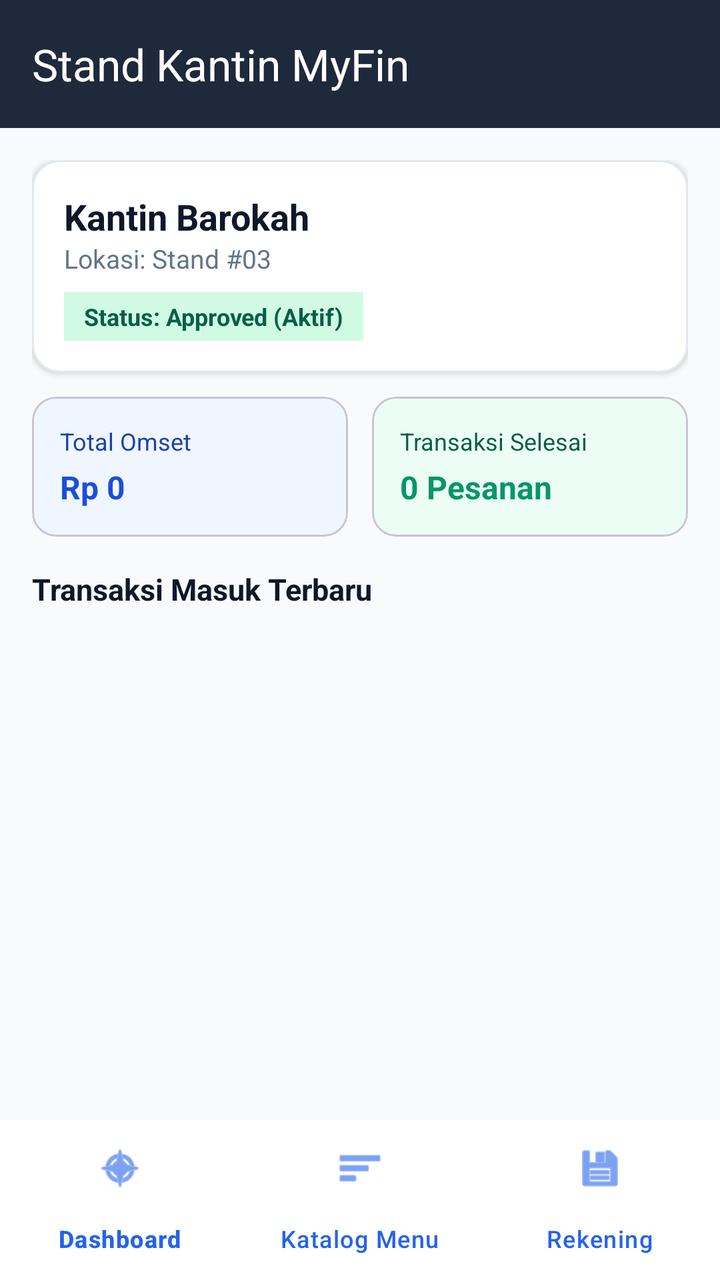
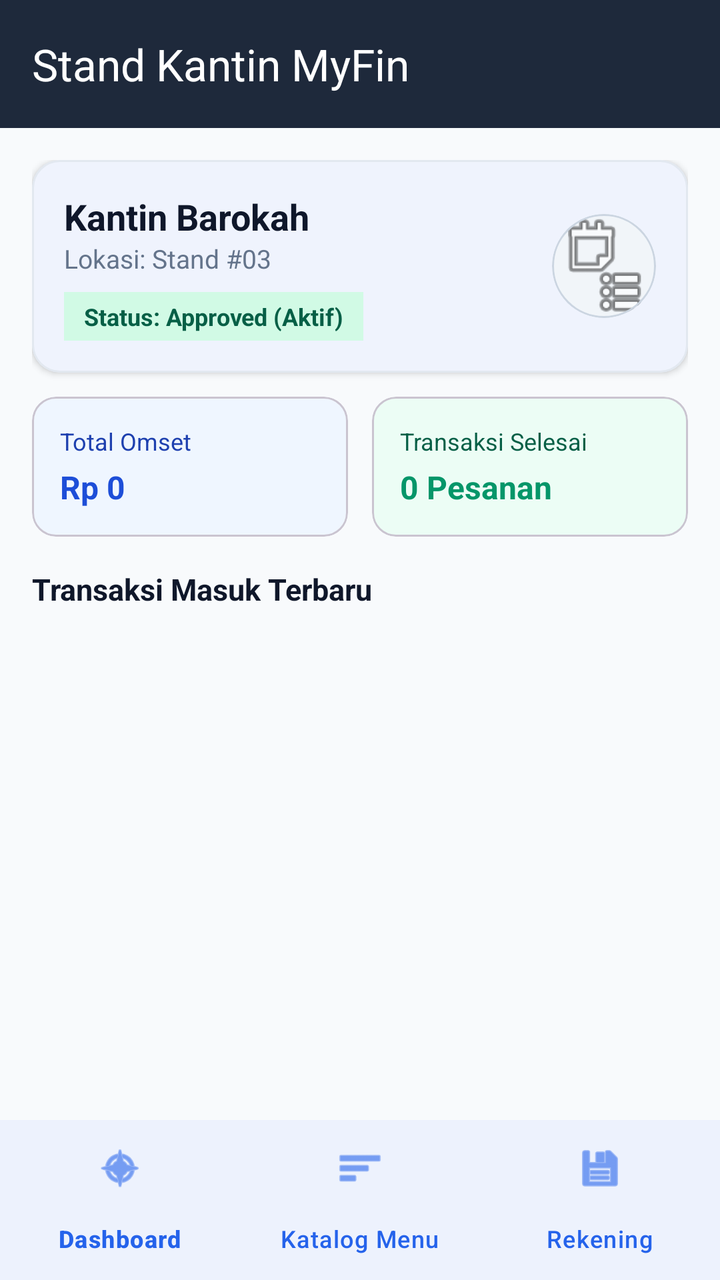

Screens rendered from an Android XML layout before and after an edit, with the pre-edit source and the edit as a unified diff.
<!-- AndroidManifest.xml: application theme Theme.PmlUts -->
<!-- res/layout/activity_kantin_main.xml -->
<?xml version="1.0" encoding="utf-8"?>
<LinearLayout xmlns:android="http://schemas.android.com/apk/res/android"
    xmlns:app="http://schemas.android.com/apk/res-auto"
    android:layout_width="match_parent"
    android:layout_height="match_parent"
    android:orientation="vertical"
    android:background="#F8FAFC">

    
    <com.google.android.material.appbar.MaterialToolbar
        android:id="@+id/toolbarKantin"
        android:layout_width="match_parent"
        android:layout_height="?attr/actionBarSize"
        android:background="#1E293B"
        app:title="Stand Kantin MyFin"
        app:titleTextColor="#FFFFFF" />

    
    <FrameLayout
        android:id="@+id/kantinContentContainer"
        android:layout_width="match_parent"
        android:layout_height="0dp"
        android:layout_weight="1">

        
        <ScrollView
            android:id="@+id/viewKantinDashboard"
            android:layout_width="match_parent"
            android:layout_height="match_parent">

            <LinearLayout
                android:layout_width="match_parent"
                android:layout_height="wrap_content"
                android:orientation="vertical"
                android:padding="16dp">

                
                <com.google.android.material.card.MaterialCardView
                    android:layout_width="match_parent"
                    android:layout_height="wrap_content"
                    app:cardCornerRadius="14dp"
                    app:cardElevation="2dp"
                    app:strokeColor="#E2E8F0"
                    app:strokeWidth="1dp"
                    app:cardBackgroundColor="#FFFFFF">

                    <LinearLayout
                        android:layout_width="match_parent"
                        android:layout_height="wrap_content"
                        android:orientation="vertical"
                        android:padding="16dp">

                        <TextView
                            android:id="@+id/tvKantinDashboardNama"
                            android:layout_width="wrap_content"
                            android:layout_height="wrap_content"
                            android:text="Kantin Barokah"
                            android:textColor="#0F172A"
                            android:textSize="18sp"
                            android:textStyle="bold" />

                        <TextView
                            android:id="@+id/tvKantinDashboardStand"
                            android:layout_width="wrap_content"
                            android:layout_height="wrap_content"
                            android:text="Lokasi: Stand #03"
                            android:textColor="#64748B"
                            android:textSize="13sp" />

                        <TextView
                            android:id="@+id/tvKantinDashboardStatus"
                            android:layout_width="wrap_content"
                            android:layout_height="wrap_content"
                            android:layout_marginTop="8dp"
                            android:background="#D1FAE5"
                            android:paddingHorizontal="10dp"
                            android:paddingVertical="4dp"
                            android:text="Status: Approved (Aktif)"
                            android:textColor="#065F46"
                            android:textSize="12sp"
                            android:textStyle="bold" />
                    </LinearLayout>
                </com.google.android.material.card.MaterialCardView>

                
                <LinearLayout
                    android:layout_width="match_parent"
                    android:layout_height="wrap_content"
                    android:layout_marginTop="12dp"
                    android:orientation="horizontal">

                    
                    <com.google.android.material.card.MaterialCardView
                        android:layout_width="0dp"
                        android:layout_height="wrap_content"
                        android:layout_weight="1"
                        android:layout_marginEnd="6dp"
                        app:cardCornerRadius="12dp"
                        app:cardBackgroundColor="#EFF6FF">

                        <LinearLayout
                            android:layout_width="match_parent"
                            android:layout_height="wrap_content"
                            android:orientation="vertical"
                            android:padding="14dp">

                            <TextView
                                android:layout_width="wrap_content"
                                android:layout_height="wrap_content"
                                android:text="Total Omset"
                                android:textColor="#1E40AF"
                                android:textSize="12sp" />

                            <TextView
                                android:id="@+id/tvKantinTotalRevenue"
                                android:layout_width="wrap_content"
                                android:layout_height="wrap_content"
                                android:layout_marginTop="4dp"
                                android:text="Rp 0"
                                android:textColor="#1D4ED8"
                                android:textSize="16sp"
                                android:textStyle="bold" />
                        </LinearLayout>
                    </com.google.android.material.card.MaterialCardView>

                    
                    <com.google.android.material.card.MaterialCardView
                        android:layout_width="0dp"
                        android:layout_height="wrap_content"
                        android:layout_weight="1"
                        android:layout_marginStart="6dp"
                        app:cardCornerRadius="12dp"
                        app:cardBackgroundColor="#ECFDF5">

                        <LinearLayout
                            android:layout_width="match_parent"
                            android:layout_height="wrap_content"
                            android:orientation="vertical"
                            android:padding="14dp">

                            <TextView
                                android:layout_width="wrap_content"
                                android:layout_height="wrap_content"
                                android:text="Transaksi Selesai"
                                android:textColor="#065F46"
                                android:textSize="12sp" />

                            <TextView
                                android:id="@+id/tvKantinTotalOrders"
                                android:layout_width="wrap_content"
                                android:layout_height="wrap_content"
                                android:layout_marginTop="4dp"
                                android:text="0 Pesanan"
                                android:textColor="#059669"
                                android:textSize="16sp"
                                android:textStyle="bold" />
                        </LinearLayout>
                    </com.google.android.material.card.MaterialCardView>
                </LinearLayout>

                <TextView
                    android:layout_width="wrap_content"
                    android:layout_height="wrap_content"
                    android:layout_marginTop="16dp"
                    android:text="Transaksi Masuk Terbaru"
                    android:textColor="#0F172A"
                    android:textSize="15sp"
                    android:textStyle="bold" />

                <androidx.recyclerview.widget.RecyclerView
                    android:id="@+id/rvKantinRecentTrx"
                    android:layout_width="match_parent"
                    android:layout_height="wrap_content"
                    android:layout_marginTop="8dp"
                    android:nestedScrollingEnabled="false" />

            </LinearLayout>
        </ScrollView>

        
        <LinearLayout
            android:id="@+id/viewKantinMenu"
            android:layout_width="match_parent"
            android:layout_height="match_parent"
            android:orientation="vertical"
            android:visibility="gone">

            <LinearLayout
                android:layout_width="match_parent"
                android:layout_height="wrap_content"
                android:paddingHorizontal="16dp"
                android:paddingVertical="8dp"
                android:background="#FFFFFF">

                <AutoCompleteTextView
                    android:id="@+id/actvKantinMenuSearch"
                    android:layout_width="match_parent"
                    android:layout_height="42dp"
                    android:background="@drawable/bg_search_input"
                    android:hint="Cari menu makanan / minuman..."
                    android:paddingHorizontal="12dp"
                    android:textSize="13sp" />
            </LinearLayout>

            <RelativeLayout
                android:layout_width="match_parent"
                android:layout_height="match_parent">

                <androidx.recyclerview.widget.RecyclerView
                    android:id="@+id/rvKantinMenuList"
                    android:layout_width="match_parent"
                    android:layout_height="match_parent"
                    android:clipToPadding="false"
                    android:paddingBottom="72dp" />

                <com.google.android.material.floatingactionbutton.ExtendedFloatingActionButton
                    android:id="@+id/fabAddMenu"
                    android:layout_width="wrap_content"
                    android:layout_height="wrap_content"
                    android:layout_alignParentBottom="true"
                    android:layout_alignParentEnd="true"
                    android:layout_margin="16dp"
                    android:text="Tambah Menu"
                    android:textColor="#FFFFFF"
                    app:icon="@android:drawable/ic_input_add"
                    app:iconTint="#FFFFFF"
                    android:backgroundTint="#2563EB" />
            </RelativeLayout>
        </LinearLayout>

        
        <ScrollView
            android:id="@+id/viewKantinRekening"
            android:layout_width="match_parent"
            android:layout_height="match_parent"
            android:visibility="gone">

            <LinearLayout
                android:layout_width="match_parent"
                android:layout_height="wrap_content"
                android:orientation="vertical"
                android:padding="20dp">

                <TextView
                    android:layout_width="wrap_content"
                    android:layout_height="wrap_content"
                    android:text="Rekening Pencairan Dana Stand"
                    android:textColor="#0F172A"
                    android:textSize="18sp"
                    android:textStyle="bold" />

                <TextView
                    android:layout_width="wrap_content"
                    android:layout_height="wrap_content"
                    android:layout_marginTop="4dp"
                    android:text="Hasil transaksi penjualan dari checkout POS otomatis disalurkan ke rekening ini."
                    android:textColor="#64748B"
                    android:textSize="13sp" />

                <com.google.android.material.card.MaterialCardView
                    android:layout_width="match_parent"
                    android:layout_height="wrap_content"
                    android:layout_marginTop="16dp"
                    app:cardCornerRadius="14dp"
                    app:cardElevation="2dp"
                    app:cardBackgroundColor="#FFFFFF"
                    app:strokeColor="#E2E8F0"
                    app:strokeWidth="1dp">

                    <LinearLayout
                        android:layout_width="match_parent"
                        android:layout_height="wrap_content"
                        android:orientation="vertical"
                        android:padding="16dp">

                        <TextView
                            android:layout_width="wrap_content"
                            android:layout_height="wrap_content"
                            android:text="Pilih Bank Pencairan Dana:"
                            android:textColor="#334155"
                            android:textSize="13sp"
                            android:textStyle="bold" />

                        
                        <Spinner
                            android:id="@+id/spnKantinBank"
                            android:layout_width="match_parent"
                            android:layout_height="46dp"
                            android:layout_marginTop="6dp"
                            android:background="@drawable/bg_search_input" />

                        <com.google.android.material.textfield.TextInputLayout
                            android:layout_width="match_parent"
                            android:layout_height="wrap_content"
                            android:layout_marginTop="12dp"
                            android:hint="Nomor Rekening"
                            style="@style/Widget.MaterialComponents.TextInputLayout.OutlinedBox">

                            <com.google.android.material.textfield.TextInputEditText
                                android:id="@+id/edtKantinNoRek"
                                android:layout_width="match_parent"
                                android:layout_height="wrap_content"
                                android:inputType="number" />
                        </com.google.android.material.textfield.TextInputLayout>

                        <com.google.android.material.textfield.TextInputLayout
                            android:layout_width="match_parent"
                            android:layout_height="wrap_content"
                            android:layout_marginTop="12dp"
                            android:hint="Nama Pemilik Rekening (Atas Nama)"
                            style="@style/Widget.MaterialComponents.TextInputLayout.OutlinedBox">

                            <com.google.android.material.textfield.TextInputEditText
                                android:id="@+id/edtKantinAtasNama"
                                android:layout_width="match_parent"
                                android:layout_height="wrap_content" />
                        </com.google.android.material.textfield.TextInputLayout>

                            <TextView
                            android:id="@+id/tvKantinAutofillSandbox"
                            android:layout_width="wrap_content"
                            android:layout_height="wrap_content"
                            android:layout_gravity="end"
                            android:layout_marginTop="8dp"
                            android:text="Gunakan Nomor Kartu Sandbox Demo"
                            android:textColor="#2563EB"
                            android:textSize="12sp"
                            android:textStyle="bold" />

                        <Button
                            android:id="@+id/btnSaveRekeningKantin"
                            android:layout_width="match_parent"
                            android:layout_height="48dp"
                            android:layout_marginTop="16dp"
                            android:text="SIMPAN REKENING"
                            android:textStyle="bold"
                            android:backgroundTint="#2563EB" />

                    </LinearLayout>
                </com.google.android.material.card.MaterialCardView>

            </LinearLayout>
        </ScrollView>

    </FrameLayout>

    
    <com.google.android.material.bottomnavigation.BottomNavigationView
        android:id="@+id/kantinBottomNav"
        android:layout_width="match_parent"
        android:layout_height="wrap_content"
        android:background="#FFFFFF"
        app:itemIconTint="#2563EB"
        app:itemTextColor="#2563EB"
        app:menu="@menu/menu_kantin_bottom" />

</LinearLayout>
<!-- resources referenced by this layout -->
<resources>
  <!-- drawable bg_search_input (drawable) -->
  <?xml version="1.0" encoding="utf-8"?>
  <shape xmlns:android="http://schemas.android.com/apk/res/android"
      android:shape="rectangle">
      <solid android:color="#F1F5F9" />
      <corners android:radius="8dp" />
      <stroke android:width="1dp" android:color="#E2E8F0" />
  </shape>
  <style name="Theme.PmlUts" parent="Theme.Material3.DayNight.NoActionBar">
          
          <item name="colorPrimary">#2563EB</item>
          <item name="colorPrimaryVariant">#1D4ED8</item>
          <item name="colorOnPrimary">#FFFFFF</item>
          
          <item name="colorSecondary">#10B981</item>
          <item name="colorSecondaryVariant">#059669</item>
          <item name="colorOnSecondary">#FFFFFF</item>
          
          <item name="android:statusBarColor">#1E293B</item>
          <item name="android:windowLightStatusBar">false</item>
      </style>
</resources>

<!-- the commit's change to res/layout/activity_kantin_main.xml (unified diff, before → after) -->
@@ -47,38 +47,63 @@
                     <LinearLayout
                         android:layout_width="match_parent"
                         android:layout_height="wrap_content"
-                        android:orientation="vertical"
+                        android:orientation="horizontal"
+                        android:gravity="center_vertical"
                         android:padding="16dp">
 
-                        <TextView
-                            android:id="@+id/tvKantinDashboardNama"
-                            android:layout_width="wrap_content"
-                            android:layout_height="wrap_content"
-                            android:text="Kantin Barokah"
-                            android:textColor="#0F172A"
-                            android:textSize="18sp"
-                            android:textStyle="bold" />
-
-                        <TextView
-                            android:id="@+id/tvKantinDashboardStand"
-                            android:layout_width="wrap_content"
-                            android:layout_height="wrap_content"
-                            android:text="Lokasi: Stand #03"
-                            android:textColor="#64748B"
-                            android:textSize="13sp" />
-
-                        <TextView
-                            android:id="@+id/tvKantinDashboardStatus"
-                            android:layout_width="wrap_content"
-                            android:layout_height="wrap_content"
-                            android:layout_marginTop="8dp"
-                            android:background="#D1FAE5"
-                            android:paddingHorizontal="10dp"
-                            android:paddingVertical="4dp"
-                            android:text="Status: Approved (Aktif)"
-                            android:textColor="#065F46"
-                            android:textSize="12sp"
-                            android:textStyle="bold" />
+                        <LinearLayout
+                            android:layout_width="0dp"
+                            android:layout_height="wrap_content"
+                            android:layout_weight="1"
+                            android:orientation="vertical">
+
+                            <TextView
+                                android:id="@+id/tvKantinDashboardNama"
+                                android:layout_width="wrap_content"
+                                android:layout_height="wrap_content"
+                                android:text="Kantin Barokah"
+                                android:textColor="#0F172A"
+                                android:textSize="18sp"
+                                android:textStyle="bold" />
+
+                            <TextView
+                                android:id="@+id/tvKantinDashboardStand"
+                                android:layout_width="wrap_content"
+                                android:layout_height="wrap_content"
+                                android:text="Lokasi: Stand #03"
+                                android:textColor="#64748B"
+                                android:textSize="13sp" />
+
+                            <TextView
+                                android:id="@+id/tvKantinDashboardStatus"
+                                android:layout_width="wrap_content"
+                                android:layout_height="wrap_content"
+                                android:layout_marginTop="8dp"
+                                android:background="#D1FAE5"
+                                android:paddingHorizontal="10dp"
+                                android:paddingVertical="4dp"
+                                android:text="Status: Approved (Aktif)"
+                                android:textColor="#065F46"
+                                android:textSize="12sp"
+                                android:textStyle="bold" />
+                        </LinearLayout>
+
+                        <com.google.android.material.card.MaterialCardView
+                            android:layout_width="52dp"
+                            android:layout_height="52dp"
+                            app:cardCornerRadius="26dp"
+                            app:cardElevation="0dp"
+                            app:strokeWidth="1dp"
+                            app:strokeColor="#CBD5E1"
+                            app:cardBackgroundColor="#F1F5F9">
+
+                            <ImageView
+                                android:id="@+id/imgKantinProfile"
+                                android:layout_width="match_parent"
+                                android:layout_height="match_parent"
+                                android:scaleType="centerCrop"
+                                android:src="@android:drawable/ic_menu_agenda" />
+                        </com.google.android.material.card.MaterialCardView>
                     </LinearLayout>
                 </com.google.android.material.card.MaterialCardView>
 
@@ -256,6 +281,119 @@
                     android:text="Hasil transaksi penjualan dari checkout POS otomatis disalurkan ke rekening ini."
                     android:textColor="#64748B"
                     android:textSize="13sp" />
+                
+                <com.google.android.material.card.MaterialCardView
+                    android:id="@+id/cardKantinRekeningVisual"
+                    android:layout_width="match_parent"
+                    android:layout_height="190dp"
+                    android:layout_marginTop="16dp"
+                    app:cardCornerRadius="16dp"
+                    app:cardElevation="6dp"
+                    app:strokeWidth="0dp"
+                    app:cardBackgroundColor="#1E3A8A">
+
+                    <RelativeLayout
+                        android:layout_width="match_parent"
+                        android:layout_height="match_parent"
+                        android:padding="18dp">
+
+                        <TextView
+                            android:id="@+id/tvKantinCardBankDisplay"
+                            android:layout_width="wrap_content"
+                            android:layout_height="wrap_content"
+                            android:layout_alignParentStart="true"
+                            android:layout_alignParentTop="true"
+                            android:text="Bank BCA"
+                            android:textColor="#FFFFFF"
+                            android:textSize="17sp"
+                            android:textStyle="bold"
+                            android:letterSpacing="0.05" />
+
+                        <TextView
+                            android:layout_width="wrap_content"
+                            android:layout_height="wrap_content"
+                            android:layout_alignParentEnd="true"
+                            android:layout_alignParentTop="true"
+                            android:text="Midtrans 1-Click"
+                            android:textColor="#FFFFFF"
+                            android:textSize="10sp"
+                            android:background="#33FFFFFF"
+                            android:paddingHorizontal="8dp"
+                            android:paddingVertical="3dp" />
+
+                        <View
+                            android:id="@+id/viewKantinCardChip"
+                            android:layout_width="38dp"
+                            android:layout_height="26dp"
+                            android:layout_below="@id/tvKantinCardBankDisplay"
+                            android:layout_marginTop="12dp"
+                            android:background="#F59E0B" />
+
+                        <TextView
+                            android:id="@+id/tvKantinCardNumberDisplay"
+                            android:layout_width="wrap_content"
+                            android:layout_height="wrap_content"
+                            android:layout_below="@id/viewKantinCardChip"
+                            android:layout_marginTop="10dp"
+                            android:text="4811 11** **** 1234"
+                            android:textColor="#FFFFFF"
+                            android:textSize="17sp"
+                            android:fontFamily="monospace"
+                            android:textStyle="bold"
+                            android:letterSpacing="0.1" />
+
+                        <LinearLayout
+                            android:layout_width="wrap_content"
+                            android:layout_height="wrap_content"
+                            android:layout_alignParentBottom="true"
+                            android:layout_alignParentStart="true"
+                            android:orientation="vertical">
+
+                            <TextView
+                                android:layout_width="wrap_content"
+                                android:layout_height="wrap_content"
+                                android:text="PEMILIK REKENING"
+                                android:textColor="#CCD8FF"
+                                android:textSize="9sp"
+                                android:letterSpacing="0.05" />
+
+                            <TextView
+                                android:id="@+id/tvKantinCardHolderDisplay"
+                                android:layout_width="wrap_content"
+                                android:layout_height="wrap_content"
+                                android:text="Pemilik Stand"
+                                android:textColor="#FFFFFF"
+                                android:textSize="13sp"
+                                android:textStyle="bold" />
+                        </LinearLayout>
+
+                        <LinearLayout
+                            android:layout_width="wrap_content"
+                            android:layout_height="wrap_content"
+                            android:layout_alignParentBottom="true"
+                            android:layout_alignParentEnd="true"
+                            android:gravity="end"
+                            android:orientation="vertical">
+
+                            <TextView
+                                android:layout_width="wrap_content"
+                                android:layout_height="wrap_content"
+                                android:text="STATUS"
+                                android:textColor="#CCD8FF"
+                                android:textSize="9sp"
+                                android:letterSpacing="0.05" />
+
+                            <TextView
+                                android:id="@+id/tvKantinCardStatusDisplay"
+                                android:layout_width="wrap_content"
+                                android:layout_height="wrap_content"
+                                android:text="Aktif Terhubung"
+                                android:textColor="#34D399"
+                                android:textSize="12sp"
+                                android:textStyle="bold" />
+                        </LinearLayout>
+                    </RelativeLayout>
+                </com.google.android.material.card.MaterialCardView>
 
                 <com.google.android.material.card.MaterialCardView
                     android:layout_width="match_parent"
<!-- resource entries referenced after the edit -->
@@ -8,18 +8,36 @@
       <corners android:radius="8dp" />
       <stroke android:width="1dp" android:color="#E2E8F0" />
   </shape>
-  <style name="Theme.PmlUts" parent="Theme.Material3.DayNight.NoActionBar">
+  <style name="Theme.PmlUts" parent="Theme.Material3.Light.NoActionBar">
           
-          <item name="colorPrimary">#2563EB</item>
-          <item name="colorPrimaryVariant">#1D4ED8</item>
+          <item name="colorPrimary">@color/primary_blue</item>
+          <item name="colorPrimaryVariant">@color/primary_blue_dark</item>
           <item name="colorOnPrimary">#FFFFFF</item>
           
-          <item name="colorSecondary">#10B981</item>
+          <item name="colorSecondary">@color/accent_green</item>
           <item name="colorSecondaryVariant">#059669</item>
           <item name="colorOnSecondary">#FFFFFF</item>
           
           <item name="android:statusBarColor">#1E293B</item>
           <item name="android:windowLightStatusBar">false</item>
+          <item name="android:forceDarkAllowed" tools:targetApi="q">false</item>
+  
+          
+          <item name="android:colorBackground">@color/bg_screen</item>
+          <item name="colorSurface">@color/bg_card</item>
+          <item name="colorOnSurface">@color/text_primary</item>
+          <item name="android:textColorPrimary">@color/text_primary</item>
+          <item name="android:textColorSecondary">@color/text_secondary</item>
+          <item name="android:editTextColor">@color/text_primary</item>
+          <item name="android:textColorHint">@color/text_hint</item>
       </style>
+  <color name="primary_blue">#2563EB</color>
+  <color name="primary_blue_dark">#1D4ED8</color>
+  <color name="accent_green">#10B981</color>
+  <color name="bg_screen">#F8FAFC</color>
+  <color name="bg_card">#FFFFFF</color>
+  <color name="text_primary">#0F172A</color>
+  <color name="text_secondary">#64748B</color>
+  <color name="text_hint">#94A3B8</color>
 </resources>
 
